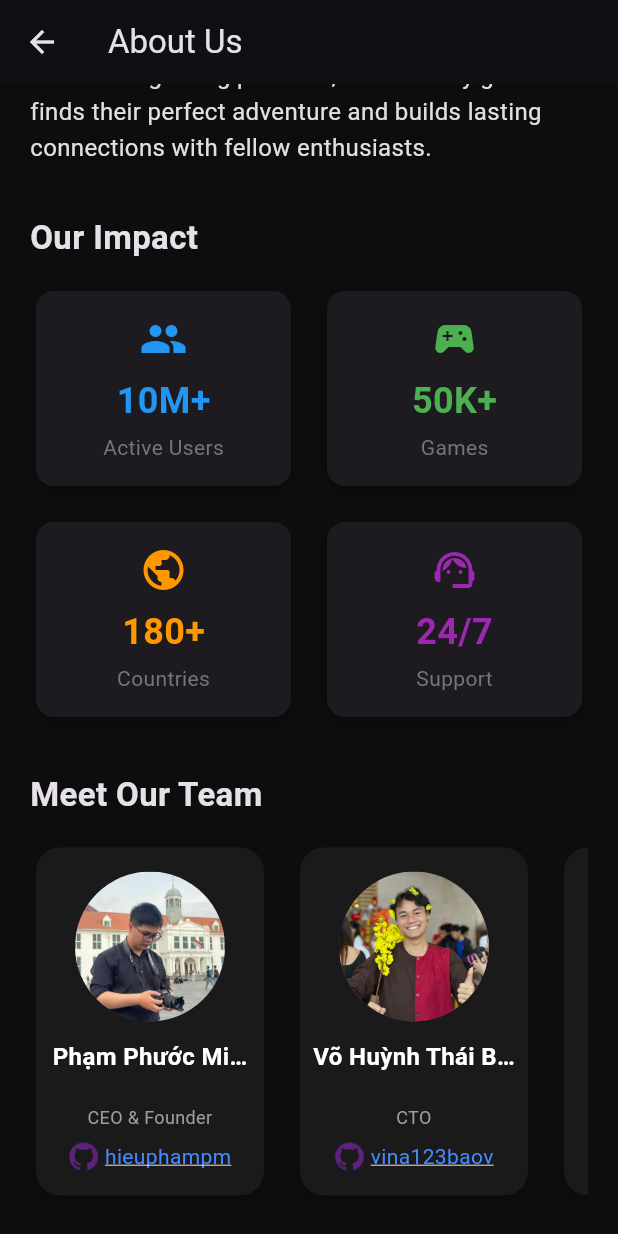
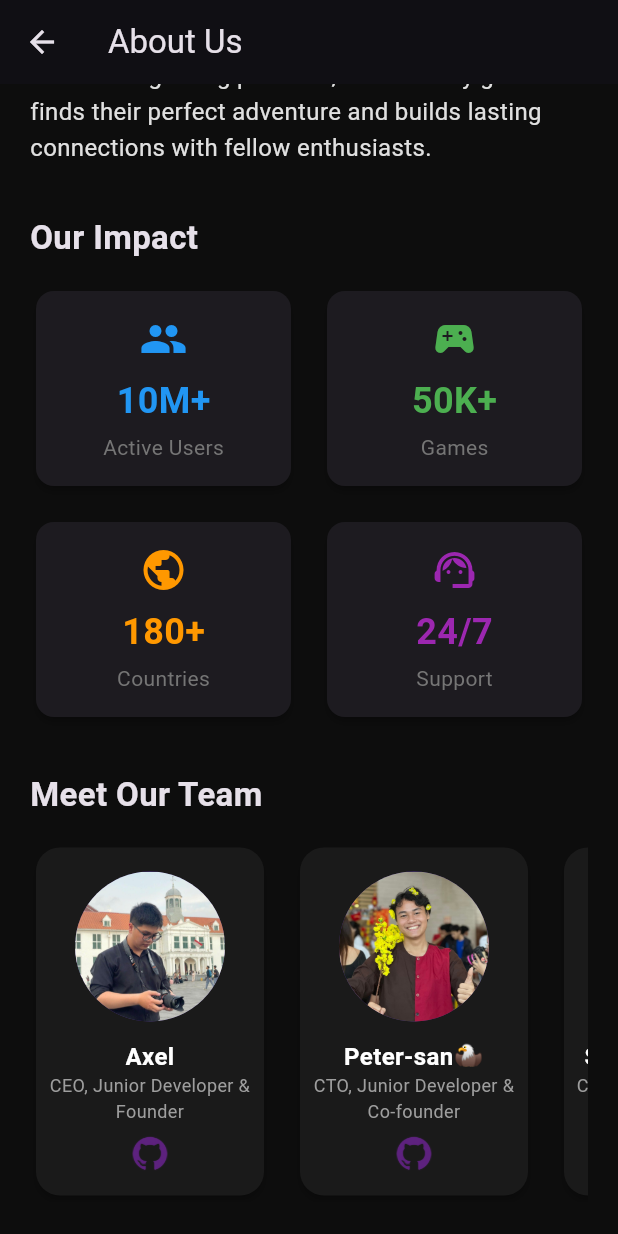
Before and after one commit to hieuphampm/Game-Selling-App, a Flutter app: the AboutUsScreen screen opened directly, scrolled down 576 dp, on a phone screen of 412 x 824 dp. Run offline on Flutter 3.47's test engine with Material 3 defaults, Android fonts, the phone set to English and light mode, and no system bars; our stand-ins replace firebase_auth, firebase_core, google_sign_in; accounts and stored records are empty.

Commit message:
update about us

```diff
--- a/flutter_app/lib/screens/settings/about_us_screen.dart
+++ b/flutter_app/lib/screens/settings/about_us_screen.dart
@@ -87,7 +87,7 @@ class _AboutUsScreenState extends State<AboutUsScreen> {
               child: Column(
                 crossAxisAlignment: CrossAxisAlignment.start,
                 children: [
-                  // Mission Section (icon larger, colored circle background)
+                  // Mission Section
                   _buildSection(
                     context,
                     icon: Icons.flag,
@@ -175,33 +175,21 @@ class _AboutUsScreenState extends State<AboutUsScreen> {
                       children: [
                         _buildTeamMember(
                           imagePath: 'assets/images/member1.jpg',
-                          name: 'Phạm Phước Minh Hiếu',
-                          role: 'CEO & Founder',
-                          githubUsername: 'hieuphampm',
+                          name: 'Axel',
+                          role: 'CEO, Junior Developer & Founder',
                           githubUrl: 'https://github.com/hieuphampm',
-                          nameFontSize: 14,
-                          roleFontSize: 14,
-                          githubFontSize: 13,
                         ),
                         _buildTeamMember(
                           imagePath: 'assets/images/member2.jpg',
-                          name: 'Võ Huỳnh Thái Bảo',
-                          role: 'CTO',
-                          githubUsername: 'vina123baov',
+                          name: 'Peter-san🦅',
+                          role: 'CTO, Junior Developer & Co-founder',
                           githubUrl: 'https://github.com/vina123baov',
-                          nameFontSize: 14,
-                          roleFontSize: 14,
-                          githubFontSize: 13,
                         ),
                         _buildTeamMember(
                           imagePath: 'assets/images/member3.jpg',
-                          name: 'Cao Sỹ Siêu',
-                          role: 'Head of Design',
-                          githubUsername: 'saintsl4y3r',
+                          name: 'Sieuuuuuuuuuuu',
+                          role: 'COO, Junior Developer & Co-founder',
                           githubUrl: 'https://github.com/saintsl4y3r',
-                          nameFontSize: 14,
-                          roleFontSize: 14,
-                          githubFontSize: 13,
                         ),
                       ],
                     ),
@@ -392,11 +380,7 @@ class _AboutUsScreenState extends State<AboutUsScreen> {
   Widget _buildTeamMember({
     required String imagePath,
     required String name,
-    required int nameFontSize,
     required String role,
-    required int roleFontSize,
-    required String githubUsername,
-    required int githubFontSize,
     required String githubUrl,
   }) {
     return Container(
@@ -436,23 +420,10 @@ class _AboutUsScreenState extends State<AboutUsScreen> {
               const SizedBox(height: 8),
               InkWell(
                 onTap: () => _launchUrl(githubUrl),
-                child: Row(
-                  mainAxisSize: MainAxisSize.min,
-                  children: [
-                    Image.asset(
-                      'assets/images/github_logo.png',
-                      width: 20,
-                      height: 20,
-                    ),
-                    const SizedBox(width: 4),
-                    Text(
-                      githubUsername,
-                      style: const TextStyle(
-                        color: Colors.blueAccent,
-                        decoration: TextDecoration.underline,
-                      ),
-                    ),
-                  ],
+                child: Image.asset(
+                  'assets/images/github_logo.png',
+                  width: 24,
+                  height: 24,
                 ),
               ),
             ],
```
